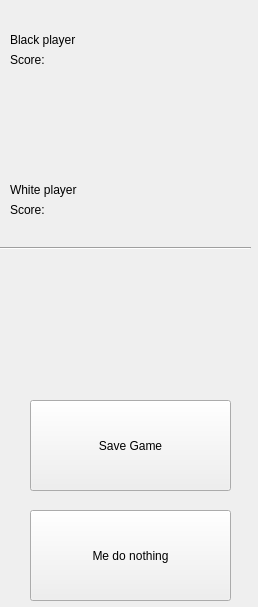
First picture: the form in InfoPanel.ui, repository ondrejbudai/othello, before the edit.
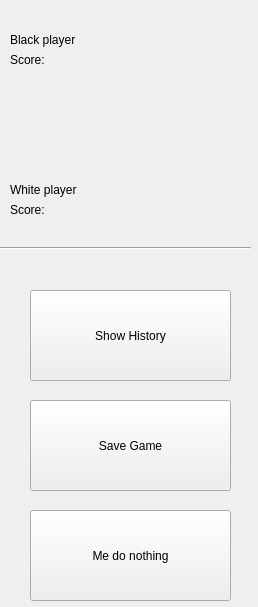
Second picture: the form after the edit.

What changed in the file:
```diff
--- a/InfoPanel.ui
+++ b/InfoPanel.ui
@@ -156,6 +156,19 @@
     <string>Save Game</string>
    </property>
   </widget>
+  <widget class="QPushButton" name="ButtonShowHistory">
+   <property name="geometry">
+    <rect>
+     <x>30</x>
+     <y>290</y>
+     <width>201</width>
+     <height>91</height>
+    </rect>
+   </property>
+   <property name="text">
+    <string>Show History</string>
+   </property>
+  </widget>
  </widget>
  <resources/>
  <connections/>
```
